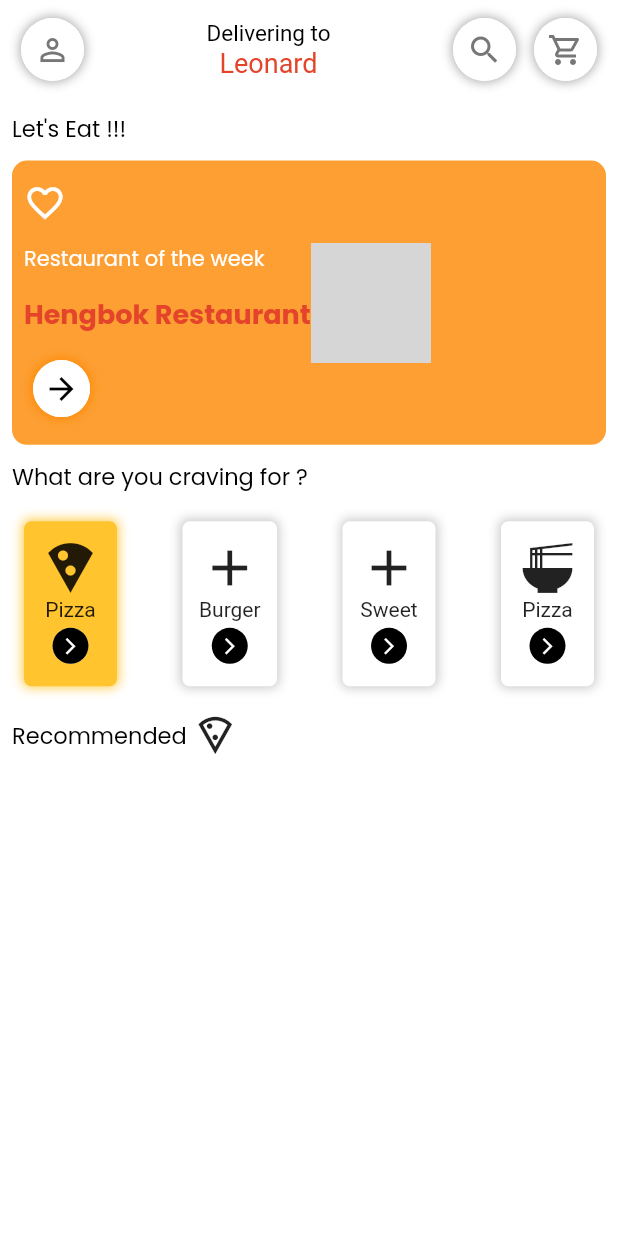
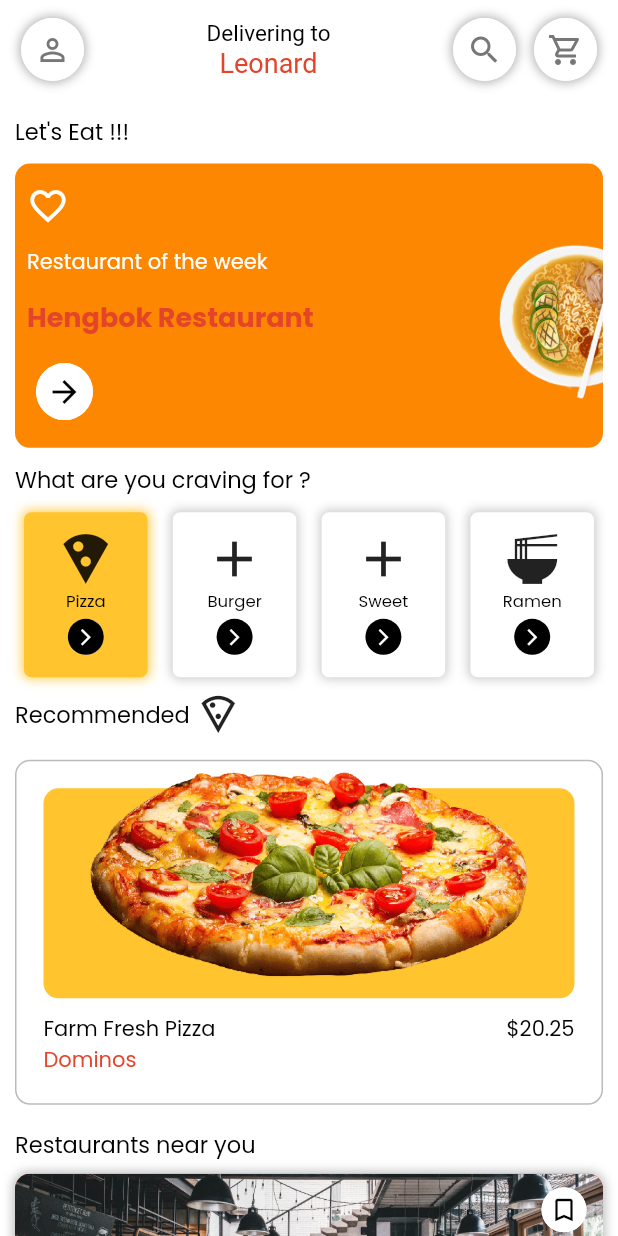
Before and after one commit to stikom-valley/food-app, a Flutter app: the screen it shows after launch, on a phone screen of 412 x 824 dp. Run offline on Flutter 3.47's test engine with Material 2 defaults, Android fonts, the phone set to English and light mode, and no system bars; our stand-ins replace google_fonts; grey boxes are pictures that could not be loaded.

Commit message:
complete screen implemented

```diff
--- a/lib/ui/pages/main_page.dart
+++ b/lib/ui/pages/main_page.dart
@@ -5,10 +5,14 @@ class MainPage extends StatelessWidget {
 
   @override
   Widget build(BuildContext context) {
+    SystemChrome.setSystemUIOverlayStyle(SystemUiOverlayStyle.dark.copyWith(
+      statusBarColor: Colors.white,
+    ));
     return SafeArea(
       child: Scaffold(
         body: Container(
           color: AppColor.whiteColor,
+          child: SingleChildScrollView(
             child: Column(
               children: [
                 Container(
@@ -68,7 +72,7 @@ class MainPage extends StatelessWidget {
                 ),
                 SingleChildScrollView(
                   child: Padding(
-                  padding: const EdgeInsets.all(8.0),
+                    padding: const EdgeInsets.all(10.0),
                     child: Column(
                       crossAxisAlignment: CrossAxisAlignment.stretch,
                       mainAxisSize: MainAxisSize.min,
@@ -83,7 +87,10 @@ class MainPage extends StatelessWidget {
                             Icon(Icons.local_pizza_outlined,size: 30,),
                           ],
                         ),
-
+                        RecommendedCard(),
+                        Text("Restaurants near you",style: AppTypography.blackw400.copyWith(fontSize: 15),),
+                        RestaurantCard(restaurantName: "Divine",imagePath:"assets/images/restaurant_1.jpg",rating: "4.1",foods: "Chinese,Asian,Fast food",price: "40",timeForDelivery: "40",),
+                        RestaurantCard(restaurantName: "Empire", imagePath:"assets/images/restaurant_2.jpg",foods: "North Indian,South Indian", price: "50", timeForDelivery: "48", rating: "4.2")
                       ],
                     ),
                   ),
@@ -92,6 +99,7 @@ class MainPage extends StatelessWidget {
             ),
           ),
         ),
+      ),
     );
   }
 }
--- a/lib/ui/pages/pages.dart
+++ b/lib/ui/pages/pages.dart
@@ -1,4 +1,7 @@
 import 'package:flutter/material.dart';
+import 'package:flutter/services.dart';
+import 'package:food_app/ui/widgets/recommended_card.dart';
+import 'package:food_app/ui/widgets/restaurant_card.dart';
 import 'package:food_app/ui/widgets/widgets.dart';
 import 'package:food_app/utils/app_router.dart';
 import 'package:food_app/utils/app_typography.dart';
--- a/lib/ui/widgets/dish_suggestion_card.dart
+++ b/lib/ui/widgets/dish_suggestion_card.dart
@@ -1,7 +1,5 @@
 import 'package:flutter/material.dart';
-import 'package:food_app/ui/widgets/circular_icon_button.dart';
 import 'package:food_app/ui/widgets/dish_suggestion_card_item.dart';
-import 'package:food_app/utils/app_color.dart';
 
 class DishSuggestionCard extends StatefulWidget {
   @override
@@ -14,9 +12,9 @@ class _DishSuggestionCardState extends State<DishSuggestionCard> {
   @override
   Widget build(BuildContext context) {
     return Container(
-      margin: const EdgeInsets.symmetric(vertical: 10),
+      margin: const EdgeInsets.symmetric(vertical: 4),
       child: Padding(
-        padding: const EdgeInsets.all(8.0),
+        padding: const EdgeInsets.all(6.0),
         child: Row(
           mainAxisAlignment: MainAxisAlignment.spaceBetween,
           children: [
@@ -47,7 +45,7 @@ class _DishSuggestionCardState extends State<DishSuggestionCard> {
                     selectedItem=3;
                   });
                 },
-                child: DishSuggestionCardItem(dishIcon: Icons.ramen_dining,dishName: "Pizza", isSelected: selectedItem==3?true:false,),),
+                child: DishSuggestionCardItem(dishIcon: Icons.ramen_dining,dishName: "Ramen", isSelected: selectedItem==3?true:false,),),
           ],
         ),
       ),
--- a/lib/ui/widgets/dish_suggestion_card_item.dart
+++ b/lib/ui/widgets/dish_suggestion_card_item.dart
@@ -1,6 +1,7 @@
 import 'package:flutter/material.dart';
 import 'package:food_app/ui/widgets/circular_icon_button.dart';
 import 'package:food_app/utils/app_color.dart';
+import 'package:food_app/utils/app_typography.dart';
 
 class DishSuggestionCardItem extends StatelessWidget {
   final IconData dishIcon;
@@ -12,6 +13,7 @@ class DishSuggestionCardItem extends StatelessWidget {
   @override
   Widget build(BuildContext context) {
     return Container(
+      width: MediaQuery.of(context).size.width*0.2,
       decoration: BoxDecoration(
         color: isSelected?AppColor.yellowColor:AppColor.whiteColor,
         border: Border.all(color: isSelected?AppColor.yellowColor:AppColor.whiteColor),
@@ -22,11 +24,11 @@ class DishSuggestionCardItem extends StatelessWidget {
         ],
       ),
       child: Padding(
-        padding: const EdgeInsets.symmetric(horizontal: 10,vertical: 10),
+        padding: const EdgeInsets.symmetric(horizontal: 8,vertical: 10),
         child: Column(
           children: [
             Icon(dishIcon,size: 40,),
-            Text(dishName),
+            Text(dishName,style: AppTypography.blackw400.copyWith(fontSize: 11),),
             CircularIconButton(icon: Icons.arrow_forward_ios, shadowColor: Colors.transparent, iconColor: AppColor.whiteColor, radius: 12,backgroundColor: AppColor.blackColor,iconSize: 13,)
           ],
         ),
--- /dev/null
+++ b/lib/ui/widgets/recommended_card.dart
@@ -0,0 +1,59 @@
+import 'package:flutter/material.dart';
+import 'package:food_app/utils/app_color.dart';
+import 'package:food_app/utils/app_typography.dart';
+
+class RecommendedCard extends StatelessWidget {
+  const RecommendedCard({Key? key}) : super(key: key);
+
+  @override
+  Widget build(BuildContext context) {
+    return Container(
+      margin: const EdgeInsets.symmetric(vertical: 15),
+      decoration: BoxDecoration(
+          borderRadius: BorderRadius.circular(10),
+          border: Border.all(color: AppColor.greyColor.withOpacity(0.5))),
+      child: Padding(
+        padding: const EdgeInsets.only(left: 18,right: 18,bottom: 18),
+        child: Column(
+          crossAxisAlignment: CrossAxisAlignment.start,
+          children: [
+            Stack(
+              children: [
+                Container(
+                  width: double.infinity,
+                  height: 140,
+                  margin: EdgeInsets.only(top: 18),
+                  decoration: BoxDecoration(
+                    borderRadius: BorderRadius.circular(10),
+                    color: AppColor.yellowColor,
+                  ),
+                ),
+                Image.asset(height: 150,width:double.infinity,"assets/images/pizza.png")
+              ],
+            ),
+            const SizedBox(
+              height: 10,
+            ),
+            Row(
+              mainAxisAlignment: MainAxisAlignment.spaceBetween,
+              children: [
+                Text(
+                  "Farm Fresh Pizza",
+                  style: AppTypography.blackw400,
+                ),
+                Text(
+                  "\$20.25",
+                  style: AppTypography.blackw400,
+                ),
+              ],
+            ),
+            Text(
+              "Dominos",
+              style: AppTypography.redw400,
+            )
+          ],
+        ),
+      ),
+    );
+  }
+}
--- /dev/null
+++ b/lib/ui/widgets/restaurant_card.dart
@@ -0,0 +1,112 @@
+import 'package:flutter/material.dart';
+import 'package:food_app/ui/widgets/circular_icon_button.dart';
+import 'package:food_app/utils/app_typography.dart';
+
+import '../../utils/app_color.dart';
+
+class RestaurantCard extends StatelessWidget {
+  final String restaurantName;
+  final String foods;
+  final String price;
+  final String timeForDelivery;
+  final String rating;
+  final String imagePath;
+
+  const RestaurantCard({super.key, required this.restaurantName, required this.foods, required this.price, required this.timeForDelivery, required this.rating,required this.imagePath});
+
+  @override
+  Widget build(BuildContext context) {
+    return Container(
+      margin: EdgeInsets.symmetric(vertical: 8),
+      height: 210,
+      decoration: BoxDecoration(
+        borderRadius: BorderRadius.circular(10),
+        color: AppColor.whiteColor,
+
+        boxShadow: [
+          BoxShadow(
+              blurRadius: 5,
+              color: AppColor.greyColor.withOpacity(0.5),
+              spreadRadius: 1)
+        ],
+      ),
+      child: Column(
+        children: [
+          Stack(
+            children: [
+              Container(
+                width: double.infinity,
+                height: 140,
+                decoration: BoxDecoration(
+                  borderRadius: BorderRadius.circular(10),
+                  color: Colors.red,
+                  image: DecorationImage(
+                    fit: BoxFit.cover,
+                    image: AssetImage(imagePath)
+                  )
+                ),
+              ),
+              Positioned(
+                top: 5,
+                right: 5,
+                child: CircularIconButton(
+                  icon: Icons.bookmark_border,
+                  shadowColor: Colors.transparent,
+                  iconColor: AppColor.blackColor,
+                  radius: 15,
+                  iconSize: 20,
+                ),
+              ),
+              Positioned(
+                bottom: 5,
+                right: 5,
+                child: Container(
+                  decoration: BoxDecoration(
+                    color: AppColor.whiteColor,
+                    borderRadius: BorderRadius.circular(5),
+                  ),
+                  child: Padding(
+                    padding: const EdgeInsets.symmetric(vertical: 2,horizontal: 8),
+                    child: Text("${price} Mins",style: AppTypography.blackw400.copyWith(fontSize: 12),),
+                  ),
+                ),
+              )
+            ],
+          ),
+          Padding(
+            padding: const EdgeInsets.all(8.0),
+            child: Column(
+              children: [
+                Row(
+                  mainAxisAlignment: MainAxisAlignment.spaceBetween,
+                  children: [Text(restaurantName,style: AppTypography.blackw400.copyWith(fontSize: 17),), Container(
+                    decoration: BoxDecoration(
+                      color: AppColor.greenColor,
+                      borderRadius: BorderRadius.circular(5)
+                    ),
+                    child: Padding(
+                      padding: const EdgeInsets.symmetric(vertical: 2,horizontal: 4),
+                      child: Row(
+                        children: [
+                          Text(rating,style: AppTypography.whitew400.copyWith(fontSize: 11),),
+                          Icon(Icons.star,color: AppColor.whiteColor,size: 17,)
+                        ],
+                      ),
+                    ),
+                  )],
+                ),
+                Row(
+                  mainAxisAlignment: MainAxisAlignment.spaceBetween,
+                  children: [
+                    Text(foods,style: AppTypography.greyw400.copyWith(fontSize: 11),),
+                    Text("\$${price} for one",style: AppTypography.greyw400.copyWith(fontSize: 11),)
+                  ],
+                )
+              ],
+            ),
+          )
+        ],
+      ),
+    );
+  }
+}
--- a/lib/ui/widgets/restaurant_of_the_week_card.dart
+++ b/lib/ui/widgets/restaurant_of_the_week_card.dart
@@ -12,12 +12,14 @@ class RestaurantOfTheWeekCard extends StatelessWidget {
   @override
   Widget build(BuildContext context) {
     return Container(
-      margin: EdgeInsets.symmetric(vertical: 10),
+      margin: const EdgeInsets.symmetric(vertical: 10),
       height: MediaQuery.of(context).size.height * 0.23,
       decoration: BoxDecoration(
-          color: AppColor.mainColor.withOpacity(0.8),
+          color: AppColor.mainColor,
           borderRadius: BorderRadius.circular(10)),
-      child: Padding(
+      child: Stack(
+        children: [
+          Padding(
             padding: const EdgeInsets.all(8.0),
             child: Row(
               children: [
@@ -52,17 +54,18 @@ class RestaurantOfTheWeekCard extends StatelessWidget {
                     )
                   ],
                 ),
-            Column(
-              mainAxisAlignment: MainAxisAlignment.center,
-              children: [
-                Container(
-                    width:80,
-                    height: 80,
-                    child: Image.network("https://www.google.com/url?sa=i&url=https%3A%2F%2Fwww.freepnglogos.com%2Fpics%2Ffood&psig=AOvVaw2rpjjXsAwOKq2RvDCgD6ZR&ust=1669301030135000&source=images&cd=vfe&ved=0CA8QjRxqFwoTCLjOh4nFxPsCFQAAAAAdAAAAABAE",fit: BoxFit.cover,)),
-              ],
-            )
               ],
             ),
+          ),
+          Positioned(
+            right: -75,
+            top: MediaQuery.of(context).size.height*0.01,
+            child: Container(
+                width:180,
+                height: MediaQuery.of(context).size.height*0.24,
+                child: Image.asset("assets/images/noodles.png")),
+          ),
+        ],
       ),
     );
   }
--- a/pubspec.yaml
+++ b/pubspec.yaml
@@ -51,9 +51,8 @@ flutter:
   # the material Icons class.
   uses-material-design: true
   # To add assets to your application, add an assets section, like this:
-  # assets:
-  #   - images/a_dot_burr.jpeg
-  #   - images/a_dot_ham.jpeg
+  assets:
+    - assets/images/
   # An image asset can refer to one or more resolution-specific "variants", see
   # https://flutter.dev/assets-and-images/#resolution-aware
   # For details regarding adding assets from package dependencies, see
```
Also changed, not shown: assets/images/noodles.png (added), assets/images/pizza.png (added), assets/images/restaurant_1.jpg (added), assets/images/restaurant_2.jpg (added). Lines whose indentation alone changed are shown as unchanged.
